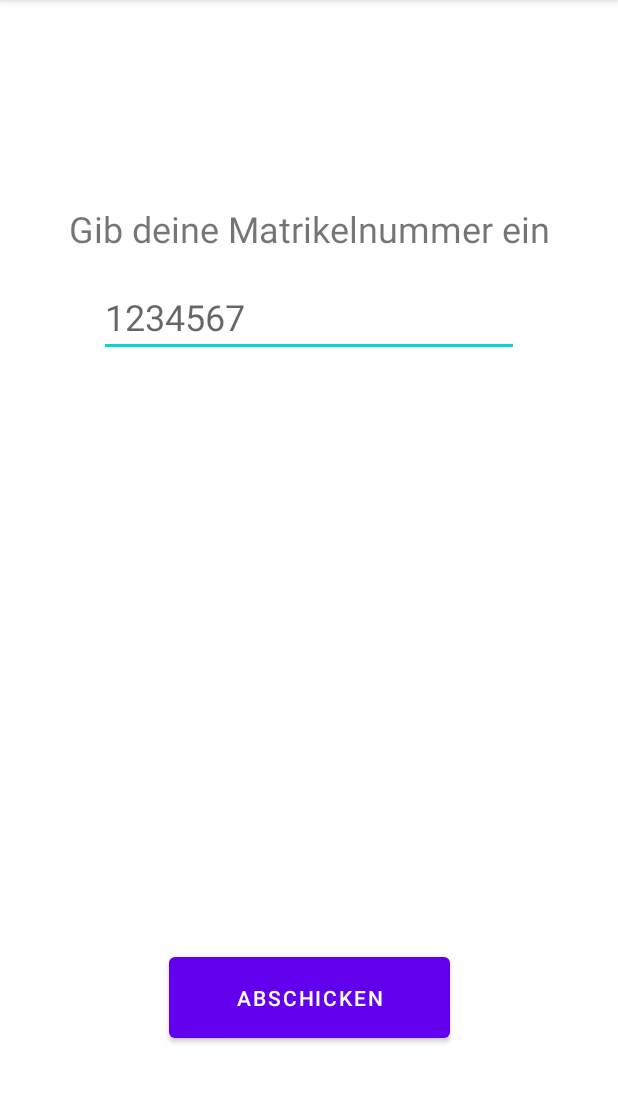
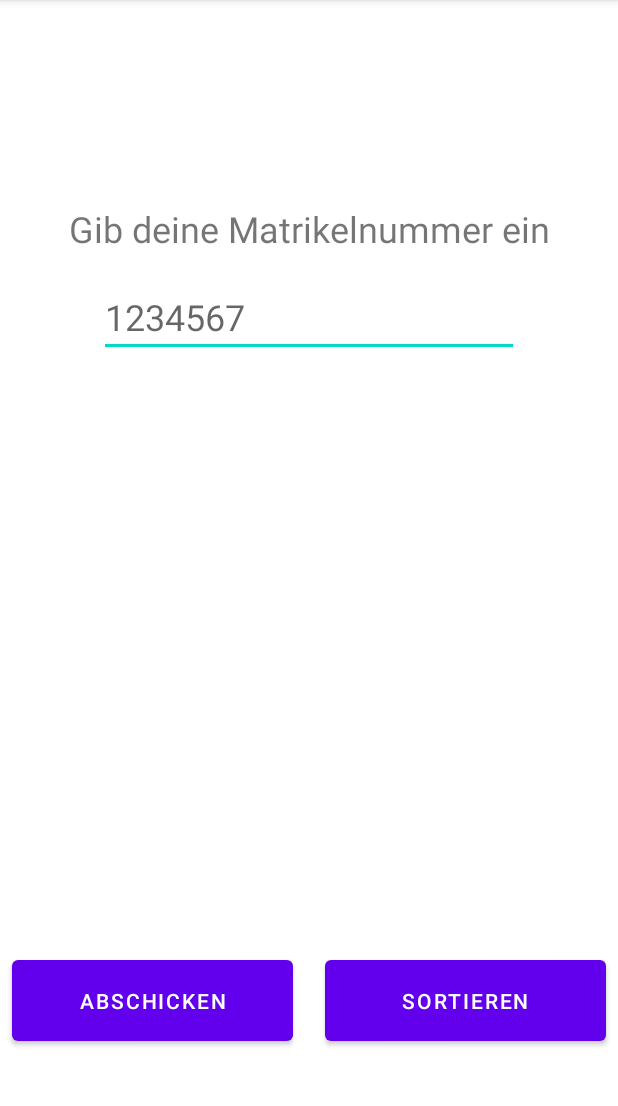
Before and after one commit to flkrainz/SE2Einzelphase, an Android app: the screen it shows after launch (MainActivity), on a phone screen of 412 x 824 dp, the part 84-1190 px from its top. Run offline under Robolectric (Android 15) with nearby library versions, the phone set to English and light mode, and no system bars.

Commit message:
Add sort button to main activity layout

```diff
--- a/app/src/main/java/com/example/se2_einzelphase/MainActivity.java
+++ b/app/src/main/java/com/example/se2_einzelphase/MainActivity.java
@@ -9,7 +9,8 @@ import android.widget.TextView;
 
 public class MainActivity extends AppCompatActivity {
 
-    private Button btn;
+    private Button btnSend;
+    private Button btnSort;
     private TextView outputDisplay;
     private EditText inputField;
 
@@ -18,11 +19,12 @@ public class MainActivity extends AppCompatActivity {
         super.onCreate(savedInstanceState);
         setContentView(R.layout.activity_main);
 
-        btn = findViewById(R.id.button);
+        btnSend = findViewById(R.id.buttonSend);
+        btnSort = findViewById(R.id.buttonSort);
         outputDisplay = findViewById(R.id.outputDisplay);
         inputField = findViewById(R.id.inputField);
 
-        btn.setOnClickListener(view -> {
+        btnSend.setOnClickListener(view -> {
             String input = inputField.getText().toString();
 
             new WorkerThread(this, input, outputDisplay).start();
--- a/app/src/main/res/layout/activity_main.xml
+++ b/app/src/main/res/layout/activity_main.xml
@@ -14,20 +14,32 @@
         android:layout_marginTop="8dp"
         android:layout_marginRight="8dp"
         android:layout_marginBottom="8dp"
-        app:layout_constraintBottom_toTopOf="@+id/button"
+        app:layout_constraintBottom_toTopOf="@+id/buttonSend"
         app:layout_constraintLeft_toLeftOf="parent"
         app:layout_constraintRight_toRightOf="parent"
         app:layout_constraintTop_toBottomOf="@+id/inputField" />
 
     <Button
-        android:id="@+id/button"
+        android:id="@+id/buttonSend"
         android:layout_width="187dp"
         android:layout_height="66dp"
-        android:layout_marginBottom="70dp"
-        android:text="@string/button"
+        android:layout_marginStart="8dp"
+        android:layout_marginLeft="8dp"
+        android:layout_marginBottom="68dp"
+        android:text="@string/button_send"
         app:layout_constraintBottom_toBottomOf="parent"
-        app:layout_constraintEnd_toEndOf="parent"
         app:layout_constraintStart_toStartOf="parent" />
+
+    <Button
+        android:id="@+id/buttonSort"
+        android:layout_width="187dp"
+        android:layout_height="66dp"
+        android:layout_marginEnd="8dp"
+        android:layout_marginRight="8dp"
+        android:layout_marginBottom="68dp"
+        android:text="@string/button_sort"
+        app:layout_constraintBottom_toBottomOf="parent"
+        app:layout_constraintEnd_toEndOf="parent" />
 
     <TextView
         android:id="@+id/textPrompt"
--- a/app/src/main/res/values/strings.xml
+++ b/app/src/main/res/values/strings.xml
@@ -2,5 +2,6 @@
     <string name="app_name">SE2_Einzelphase</string>
     <string name="text_prompt">Gib deine Matrikelnummer ein</string>
     <string name="input_placeholder">1234567</string>
-    <string name="button">Abschicken</string>
+    <string name="button_send">Abschicken</string>
+    <string name="button_sort">Sortieren</string>
 </resources>
```
